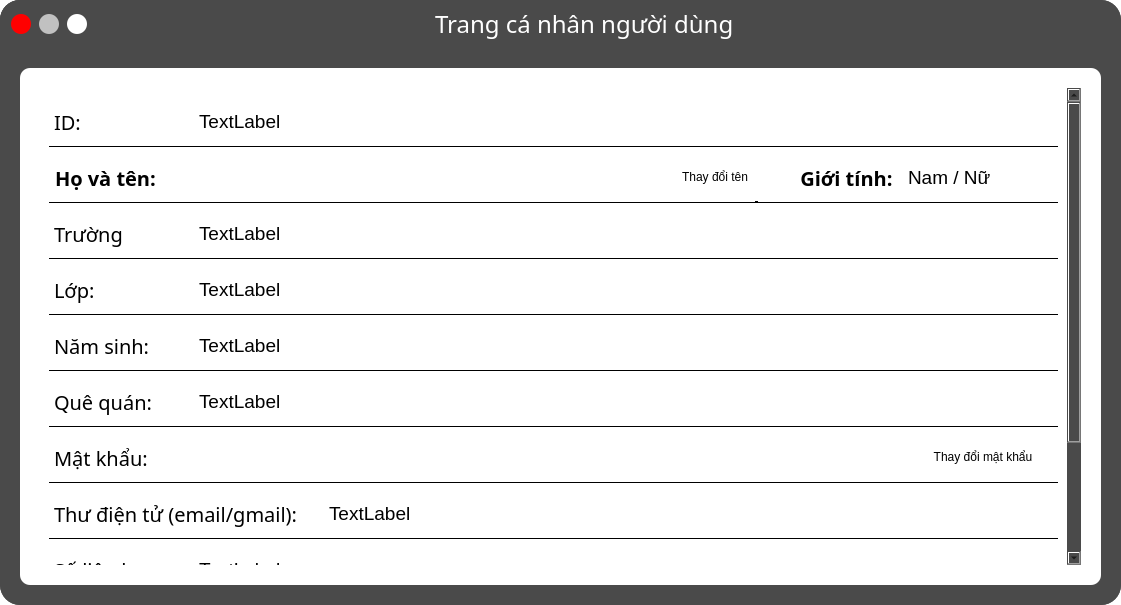
The window that UI_Files/profile_form.ui (hoangm960/Astraea) describes before a commit, drawn with Qt 5.
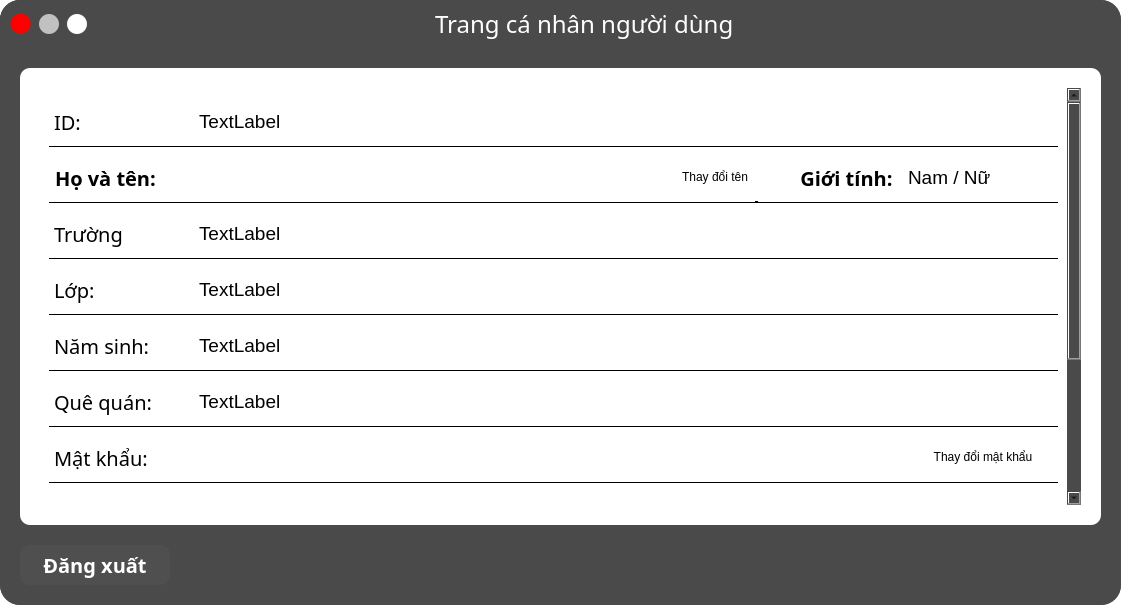
The same window after the commit. Icons and pictures are not drawn.

```diff
--- a/UI_Files/profile_form.ui
+++ b/UI_Files/profile_form.ui
@@ -294,7 +294,7 @@
           <property name="geometry">
            <rect>
             <x>0</x>
-            <y>0</y>
+            <y>-151</y>
             <width>1024</width>
             <height>628</height>
            </rect>
@@ -1551,6 +1551,44 @@
          </widget>
         </widget>
        </item>
+       <item row="1" column="1">
+        <widget class="QPushButton" name="OutAccount">
+         <property name="minimumSize">
+          <size>
+           <width>150</width>
+           <height>40</height>
+          </size>
+         </property>
+         <property name="maximumSize">
+          <size>
+           <width>100</width>
+           <height>40</height>
+          </size>
+         </property>
+         <property name="font">
+          <font>
+           <family>Segoe UI Black</family>
+           <pointsize>15</pointsize>
+           <weight>75</weight>
+           <bold>true</bold>
+          </font>
+         </property>
+         <property name="styleSheet">
+          <string notr="true">QPushButton {
+	background-color: rgb(79, 79, 79);
+	color: rgb(255,255,255);
+	border-radius: 10px;
+}
+QPushButton:hover {
+	background-color: rgb(193,193,193);
+	color: rgb(0,0,0);
+}</string>
+         </property>
+         <property name="text">
+          <string>Đăng xuất</string>
+         </property>
+        </widget>
+       </item>
       </layout>
      </widget>
     </item>
```
